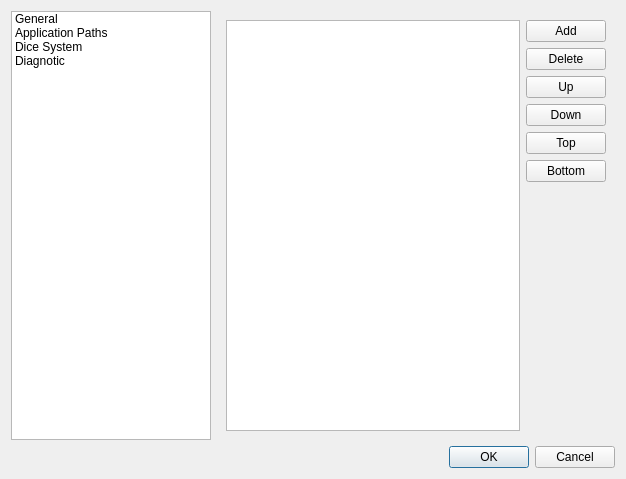
This is src/preferences/preferencesdialogbox.ui in Rolisteam/rolisteam as Qt 5 draws it before an edit. The edited form follows.
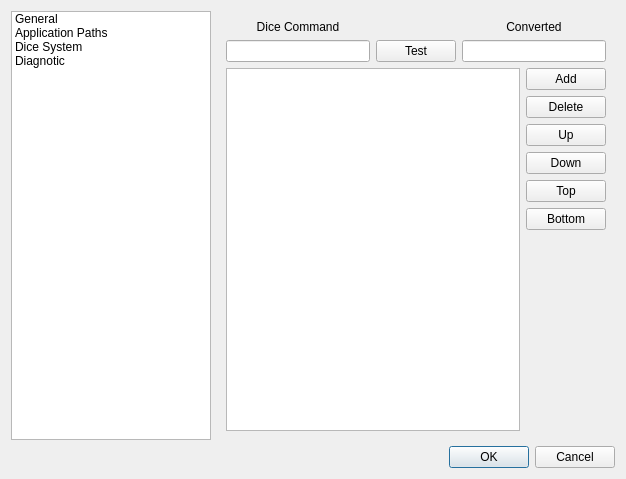
This is the edited form. Custom widgets are drawn as their Qt base class.

Commit message: -add methods to change position of alias -add test input text edit to test the alias.

The edit to the form file:
```diff
--- a/src/preferences/preferencesdialogbox.ui
+++ b/src/preferences/preferencesdialogbox.ui
@@ -319,7 +319,71 @@
         </layout>
        </widget>
        <widget class="QWidget" name="DiceSystem">
-        <layout class="QHBoxLayout" name="horizontalLayout_10">
+        <layout class="QVBoxLayout" name="verticalLayout_13">
+         <item>
+          <layout class="QHBoxLayout" name="horizontalLayout_10" stretch="1,0,1">
+           <item>
+            <layout class="QVBoxLayout" name="verticalLayout_10">
+             <item>
+              <widget class="QLabel" name="label_15">
+               <property name="text">
+                <string>Dice Command</string>
+               </property>
+               <property name="alignment">
+                <set>Qt::AlignCenter</set>
+               </property>
+              </widget>
+             </item>
+             <item>
+              <widget class="QLineEdit" name="m_cmdDiceEdit"/>
+             </item>
+            </layout>
+           </item>
+           <item>
+            <layout class="QVBoxLayout" name="verticalLayout_11">
+             <item>
+              <spacer name="horizontalSpacer_3">
+               <property name="orientation">
+                <enum>Qt::Horizontal</enum>
+               </property>
+               <property name="sizeHint" stdset="0">
+                <size>
+                 <width>40</width>
+                 <height>20</height>
+                </size>
+               </property>
+              </spacer>
+             </item>
+             <item>
+              <widget class="QPushButton" name="m_testPushButton">
+               <property name="text">
+                <string>Test</string>
+               </property>
+              </widget>
+             </item>
+            </layout>
+           </item>
+           <item>
+            <layout class="QVBoxLayout" name="verticalLayout_12">
+             <item>
+              <widget class="QLabel" name="label_16">
+               <property name="text">
+                <string>Converted</string>
+               </property>
+               <property name="alignment">
+                <set>Qt::AlignCenter</set>
+               </property>
+              </widget>
+             </item>
+             <item>
+              <widget class="QLineEdit" name="m_convertedCmdEdit"/>
+             </item>
+            </layout>
+           </item>
+          </layout>
+         </item>
+         <item>
+          <layout class="QHBoxLayout" name="horizontalLayout_11">
          <item>
           <widget class="QTableView" name="m_tableViewAlias">
            <property name="dragEnabled">
@@ -401,6 +465,8 @@
               </size>
              </property>
             </spacer>
+             </item>
+            </layout>
            </item>
           </layout>
          </item>
```
Lines whose indentation alone changed are shown as unchanged. The commit also changes 4 other files.
